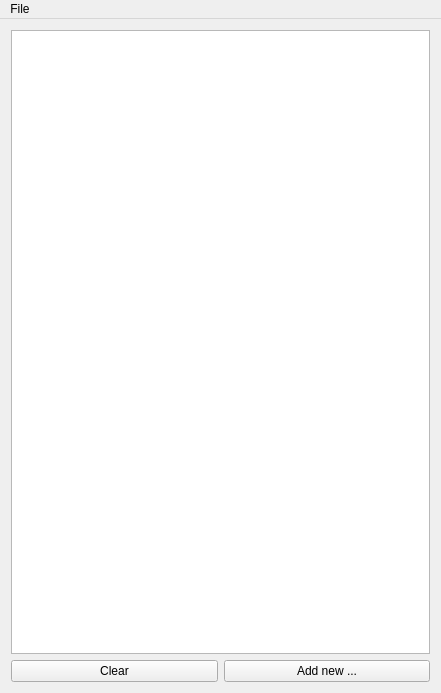
First picture: the form in mainwindow.ui, repository simmplecoder/todo-list, before the edit.
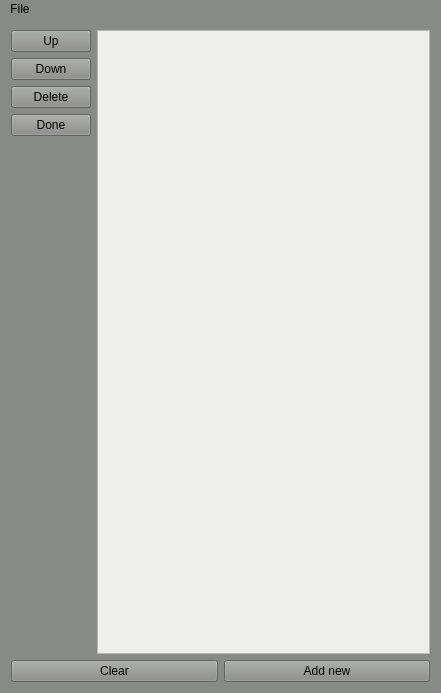
Second picture: the form after the edit.

Commit message: Implemented buttons state tracking and delete button, reasonably tested

What changed in the file:
```diff
--- a/mainwindow.ui
+++ b/mainwindow.ui
@@ -13,10 +13,114 @@
   <property name="windowTitle">
    <string>Todo List</string>
   </property>
+  <property name="styleSheet">
+   <string notr="true">background-color: rgb(136, 138, 133);</string>
+  </property>
   <widget class="QWidget" name="centralWidget">
+   <property name="styleSheet">
+    <string notr="true">/*QPushButton
+{
+  color: #146eff;
+  background: rgba(0,0,0,0);
+  border: solid 5px #6496c8;
+}
+
+QListView
+{
+	border: none;
+	font-size: 15px;
+}
+
+QListView::item
+{
+	color: white;
+}*/</string>
+   </property>
    <layout class="QVBoxLayout" name="verticalLayout">
     <item>
-     <widget class="QListWidget" name="todoList"/>
+     <layout class="QHBoxLayout" name="horizontalLayout_2">
+      <item>
+       <layout class="QFormLayout" name="formLayout">
+        <property name="sizeConstraint">
+         <enum>QLayout::SetNoConstraint</enum>
+        </property>
+        <item row="0" column="0">
+         <widget class="QPushButton" name="upButton">
+          <property name="sizePolicy">
+           <sizepolicy hsizetype="Fixed" vsizetype="Fixed">
+            <horstretch>0</horstretch>
+            <verstretch>0</verstretch>
+           </sizepolicy>
+          </property>
+          <property name="minimumSize">
+           <size>
+            <width>60</width>
+            <height>20</height>
+           </size>
+          </property>
+          <property name="text">
+           <string>Up</string>
+          </property>
+         </widget>
+        </item>
+        <item row="1" column="0">
+         <widget class="QPushButton" name="downButton">
+          <property name="sizePolicy">
+           <sizepolicy hsizetype="Fixed" vsizetype="Fixed">
+            <horstretch>0</horstretch>
+            <verstretch>0</verstretch>
+           </sizepolicy>
+          </property>
+          <property name="minimumSize">
+           <size>
+            <width>60</width>
+            <height>20</height>
+           </size>
+          </property>
+          <property name="text">
+           <string>Down</string>
+          </property>
+         </widget>
+        </item>
+        <item row="2" column="0">
+         <widget class="QPushButton" name="deleteButton">
+          <property name="minimumSize">
+           <size>
+            <width>60</width>
+            <height>20</height>
+           </size>
+          </property>
+          <property name="text">
+           <string>Delete</string>
+          </property>
+         </widget>
+        </item>
+        <item row="3" column="0">
+         <widget class="QPushButton" name="doneButton">
+          <property name="minimumSize">
+           <size>
+            <width>60</width>
+            <height>0</height>
+           </size>
+          </property>
+          <property name="text">
+           <string>Done</string>
+          </property>
+         </widget>
+        </item>
+       </layout>
+      </item>
+      <item>
+       <widget class="QListWidget" name="todoList">
+        <property name="autoFillBackground">
+         <bool>false</bool>
+        </property>
+        <property name="styleSheet">
+         <string notr="true">background-color: rgb(238, 238, 236);</string>
+        </property>
+       </widget>
+      </item>
+     </layout>
     </item>
     <item>
      <layout class="QHBoxLayout" name="horizontalLayout">
@@ -30,7 +134,7 @@
       <item>
        <widget class="QPushButton" name="addButton">
         <property name="text">
-         <string>Add new ...</string>
+         <string>Add new</string>
         </property>
        </widget>
       </item>
```
The commit also changes 5 other files.
